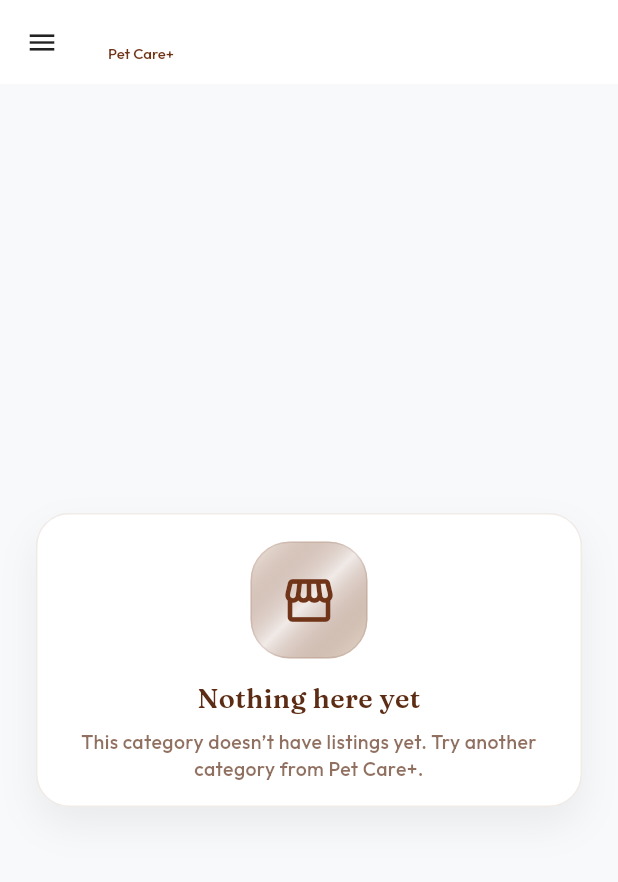
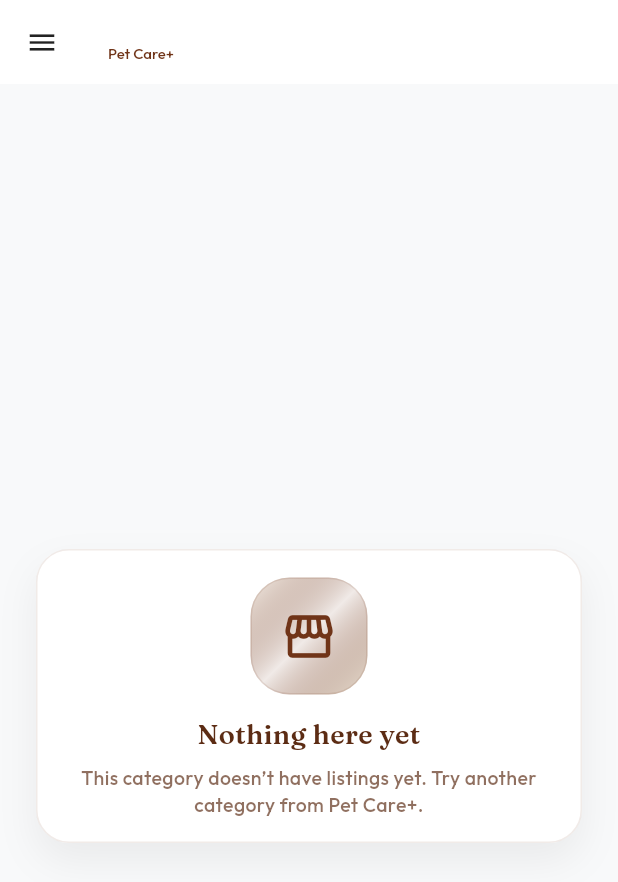
Before and after one commit to tamangsuraj/PawSewa---The-best-pet-care-app, a Flutter app: the CareAllServicesScreen screen opened directly with empty values, on a phone screen of 412 x 824 dp. Shown: the top 882 px of the screen. Run offline on Flutter 3.47's test engine with Material 3 defaults, Android fonts, the phone set to English and light mode, and no system bars; our stand-ins replace audioplayers, cached_network_image, confetti, dio, file_picker, firebase_core and 18 more; missing offline and left inert: agora_rtc_engine; accounts and stored records are empty; network calls fail.

```diff
--- a/apps/mobile/user_app/lib/screens/settings_screen.dart
+++ b/apps/mobile/user_app/lib/screens/settings_screen.dart
@@ -223,7 +223,8 @@ class _SettingsScreenState extends State<SettingsScreen> {
           style: GoogleFonts.outfit(fontWeight: FontWeight.w600, color: Colors.white),
         ),
       ),
-      body: Stack(
+      body: SafeArea(
+        child: Stack(
           children: [
             const EditorialBodyBackdrop(),
             Positioned.fill(
@@ -373,6 +374,7 @@ class _SettingsScreenState extends State<SettingsScreen> {
                     ),
             ),
           ],
+        ),
       ),
     );
   }
--- a/apps/mobile/user_app/lib/widgets/premium_empty_state.dart
+++ b/apps/mobile/user_app/lib/widgets/premium_empty_state.dart
@@ -27,9 +27,13 @@ class PremiumEmptyState extends StatelessWidget {
 
     final actions = [primaryAction, secondaryAction].whereType<Widget>().toList();
 
-    return Center(
-      child: Padding(
+    return LayoutBuilder(
+      builder: (context, viewport) {
+        return SingleChildScrollView(
           padding: const EdgeInsets.all(24),
+          child: ConstrainedBox(
+            constraints: BoxConstraints(minHeight: viewport.maxHeight),
+            child: Center(
               child: Container(
                 constraints: const BoxConstraints(maxWidth: 520),
                 padding: const EdgeInsets.fromLTRB(18, 18, 18, 16),
@@ -100,6 +104,9 @@ class PremiumEmptyState extends StatelessWidget {
                 ),
               ),
             ),
+          ),
+        );
+      },
     );
   }
 }
```
Lines whose indentation alone changed are shown as unchanged.
